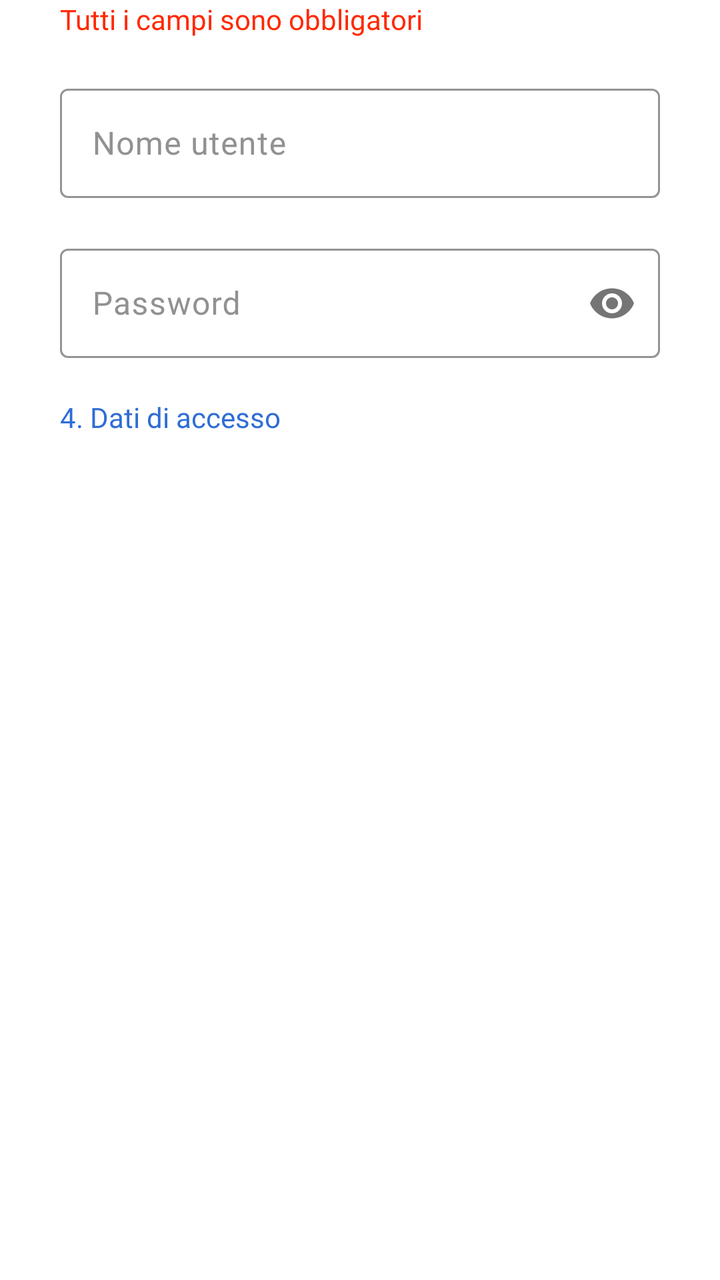
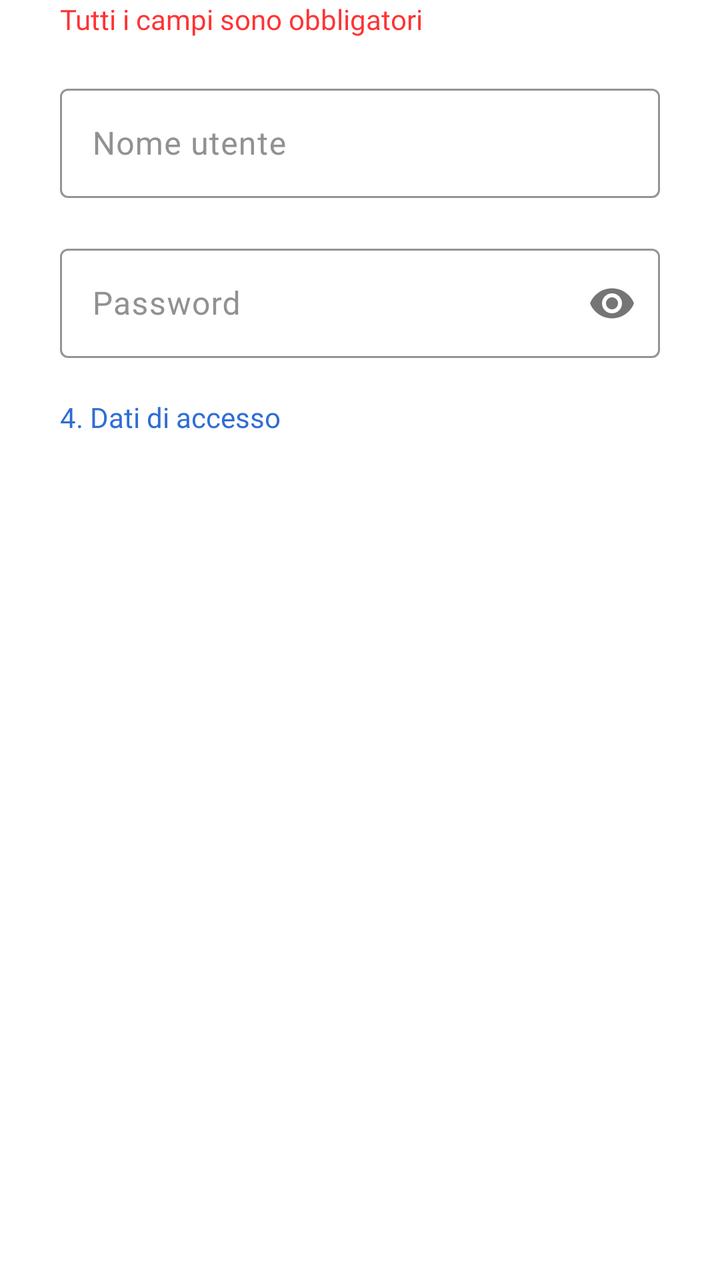

Before-and-after screenshots of an Android layout around one commit, followed by the original layout XML and the change that was made.
<!-- AndroidManifest.xml: application theme Theme.AsilApp -->
<!-- res/layout/signup_username_password_fragment.xml -->
<?xml version="1.0" encoding="utf-8"?>
<LinearLayout xmlns:android="http://schemas.android.com/apk/res/android"
    xmlns:tools="http://schemas.android.com/tools"
    android:layout_width="match_parent"
    android:layout_height="match_parent"
    xmlns:app="http://schemas.android.com/apk/res-auto"
    android:background="@color/appBackground"
    android:backgroundTint="@color/white"
    android:orientation="vertical"
    tools:context=".view.firstaccess.SignupUsernamePasswordFragment">

    <TextView
        android:layout_width="wrap_content"
        android:layout_height="wrap_content"
        android:layout_gravity="left"
        android:layout_marginLeft="30dp"
        android:text="@string/mandatoryFields"
        android:textColor="@color/textAlertColor"
        android:fontFamily="@font/titillium_web_bold"></TextView>




    <com.google.android.material.textfield.TextInputLayout
        android:layout_width="@dimen/inputTextWidth"
        android:layout_marginTop="@dimen/marginBetweenInputs"
        android:layout_height="@dimen/inpuTextHeight"
        app:boxStrokeColor="@color/appMainColor"
        app:counterTextColor="@color/appMainColor"
        app:helperTextTextColor="@color/appMainColor"
        app:hintTextColor="@color/appMainColor"
        app:placeholderTextColor="@color/appMainColor"
        app:prefixTextColor="@color/appMainColor"
        app:suffixTextColor="@color/appMainColor"
        android:textColorHint="@color/textPlaceholderColor"
        android:layout_gravity="center"
        android:hint="@string/usernameSignupText">

        <com.google.android.material.textfield.TextInputEditText
            android:id="@+id/usernameInputRegister"
            android:layout_width="match_parent"
            android:layout_height="match_parent"
            android:textColor="@color/textColor"
            android:inputType="text" />
    </com.google.android.material.textfield.TextInputLayout>


    <com.google.android.material.textfield.TextInputLayout
        android:layout_width="@dimen/inputTextWidth"
        android:layout_marginTop="@dimen/marginBetweenInputs"
        app:passwordToggleEnabled="true"
        android:layout_height="@dimen/inpuTextHeight"
        app:boxStrokeColor="@color/appMainColor"
        app:counterTextColor="@color/appMainColor"
        app:helperTextTextColor="@color/appMainColor"
        app:hintTextColor="@color/appMainColor"
        app:placeholderTextColor="@color/appMainColor"
        app:prefixTextColor="@color/appMainColor"
        app:suffixTextColor="@color/appMainColor"
        android:textColorHint="@color/textPlaceholderColor"
        android:layout_gravity="center"
        android:hint="@string/passwordSignupText">

        <com.google.android.material.textfield.TextInputEditText
            android:id="@+id/passwordInputRegister"
            android:layout_width="match_parent"
            android:layout_height="match_parent"
            android:textColor="@color/textColor"
            android:inputType="textPassword" />
    </com.google.android.material.textfield.TextInputLayout>

    <TextView
        android:layout_width="wrap_content"
        android:layout_height="wrap_content"
        android:layout_gravity="left"
        android:layout_marginLeft="30dp"
        android:layout_marginTop="@dimen/marginBetweenInputs"
        android:text="@string/loginData"
        android:textColor="@color/appMainColor"
        android:fontFamily="@font/titillium_web_bold"></TextView>


</LinearLayout>
<!-- resources referenced by this layout -->
<resources>
  <color name="appBackground">#ffffff</color>
  <color name="appMainColor">#2f6dd5</color>
  <color name="textAlertColor">#ff2800</color>
  <color name="textColor">#1B1B1B</color>
  <color name="textPlaceholderColor">#919191</color>
  <color name="white">#FFFFFFFF</color>
  <dimen name="inpuTextHeight">60dp</dimen>
  <dimen name="inputTextWidth">300dp</dimen>
  <dimen name="marginBetweenInputs">20dp</dimen>
  <string name="loginData">4. Dati di accesso</string>
  <string name="mandatoryFields">Tutti i campi sono obbligatori</string>
  <string name="passwordSignupText">Password</string>
  <string name="usernameSignupText">Nome utente</string>
  <style name="Theme.AsilApp" parent="Base.Theme.AsilApp" />
  <style name="Base.Theme.AsilApp" parent="Theme.Material3.DayNight.NoActionBar">
          
          
      </style>
</resources>

<!-- the commit's change to res/layout/signup_username_password_fragment.xml (unified diff, before → after) -->
@@ -9,6 +9,8 @@
     android:orientation="vertical"
     tools:context=".view.firstaccess.SignupUsernamePasswordFragment">
 
+
+
     <TextView
         android:layout_width="wrap_content"
         android:layout_height="wrap_content"
@@ -18,10 +20,45 @@
         android:textColor="@color/textAlertColor"
         android:fontFamily="@font/titillium_web_bold"></TextView>
 
+<LinearLayout
+    android:id="@+id/layoutUsernameCheck"
+    android:layout_width="wrap_content"
+    android:layout_marginTop="@dimen/marginBetweenInputs"
+    android:visibility="gone"
+    android:layout_marginLeft="20dp"
+    android:orientation="horizontal"
+    android:layout_height="20dp">
 
+    <ImageView
+        android:id="@+id/usernameResult"
+        android:layout_width="20dp"
+        android:visibility="gone"
+        android:layout_height="20dp"
+        android:layout_marginLeft="0dp"
+        android:layout_marginTop="0dp"></ImageView>
+
+    <TextView
+        android:id="@+id/usernameResultText"
+        android:layout_width="wrap_content"
+        android:visibility="gone"
+        android:layout_height="wrap_content"
+        android:layout_marginLeft="6dp">
+    </TextView>
+</LinearLayout>
+
+
+    <ProgressBar
+        android:id="@+id/progressBarUsername"
+        android:layout_width="20dp"
+        android:visibility="gone"
+        android:layout_height="20dp"
+        android:layout_marginLeft="20dp"
+        android:layout_marginTop="@dimen/marginBetweenInputs">
+    </ProgressBar>
 
 
     <com.google.android.material.textfield.TextInputLayout
+        android:id="@+id/layoutUsernameReigster"
         android:layout_width="@dimen/inputTextWidth"
         android:layout_marginTop="@dimen/marginBetweenInputs"
         android:layout_height="@dimen/inpuTextHeight"
@@ -36,6 +73,7 @@
         android:layout_gravity="center"
         android:hint="@string/usernameSignupText">
 
+
         <com.google.android.material.textfield.TextInputEditText
             android:id="@+id/usernameInputRegister"
             android:layout_width="match_parent"
@@ -45,9 +83,40 @@
     </com.google.android.material.textfield.TextInputLayout>
 
 
+    <LinearLayout
+        android:id="@+id/layoutPasswordCheck"
+        android:layout_width="wrap_content"
+        android:layout_marginTop="@dimen/marginBetweenInputs"
+        android:visibility="gone"
+        android:layout_marginLeft="20dp"
+        android:orientation="horizontal"
+        android:layout_height="20dp">
+
+        <ImageView
+            android:id="@+id/passwordResult"
+            android:layout_width="20dp"
+            android:visibility="gone"
+            android:layout_height="20dp"
+            android:layout_marginLeft="0dp"
+            android:layout_marginTop="0dp"></ImageView>
+
+        <TextView
+            android:id="@+id/passwordResultText"
+            android:layout_width="wrap_content"
+            android:visibility="gone"
+            android:layout_height="wrap_content"
+            android:layout_marginLeft="6dp">
+        </TextView>
+    </LinearLayout>
+
+
+
+
+
     <com.google.android.material.textfield.TextInputLayout
+        android:id="@+id/layoutPasswordReigster"
+        android:layout_marginTop="@dimen/marginBetweenInputs"
         android:layout_width="@dimen/inputTextWidth"
-        android:layout_marginTop="@dimen/marginBetweenInputs"
         app:passwordToggleEnabled="true"
         android:layout_height="@dimen/inpuTextHeight"
         app:boxStrokeColor="@color/appMainColor"
<!-- resource entries referenced after the edit -->
@@ -2,7 +2,7 @@
 <resources>
   <color name="appBackground">#ffffff</color>
   <color name="appMainColor">#2f6dd5</color>
-  <color name="textAlertColor">#ff2800</color>
+  <color name="textAlertColor">#ff3333</color>
   <color name="textColor">#1B1B1B</color>
   <color name="textPlaceholderColor">#919191</color>
   <color name="white">#FFFFFFFF</color>
